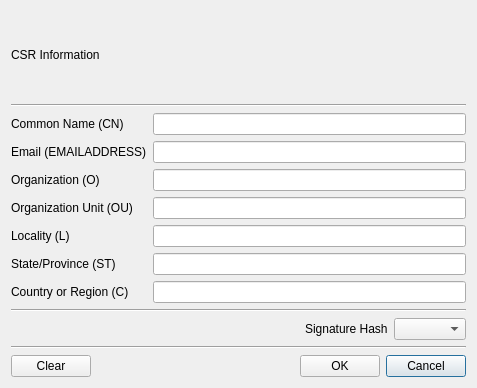
Old version of the form BerEditor/make_csr_dlg.ui in the repository jykim74/BerEditor.
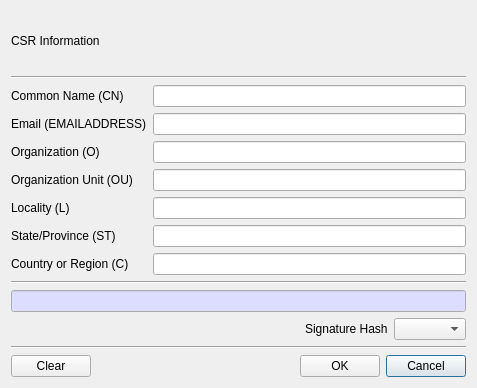
New version of the form.

Patch:
```diff
--- a/BerEditor/make_csr_dlg.ui
+++ b/BerEditor/make_csr_dlg.ui
@@ -140,6 +140,40 @@
      </property>
     </widget>
    </item>
+   <item>
+    <widget class="QLineEdit" name="mDNText">
+     <property name="palette">
+      <palette>
+       <active>
+        <colorrole role="Base">
+         <brush brushstyle="SolidPattern">
+          <color alpha="255">
+           <red>221</red>
+           <green>221</green>
+           <blue>255</blue>
+          </color>
+         </brush>
+        </colorrole>
+       </active>
+       <inactive>
+        <colorrole role="Base">
+         <brush brushstyle="SolidPattern">
+          <color alpha="255">
+           <red>221</red>
+           <green>221</green>
+           <blue>255</blue>
+          </color>
+         </brush>
+        </colorrole>
+       </inactive>
+       <disabled/>
+      </palette>
+     </property>
+     <property name="readOnly">
+      <bool>true</bool>
+     </property>
+    </widget>
+   </item>
    <item>
     <layout class="QGridLayout" name="gridLayout_4">
      <item row="0" column="1">
```
